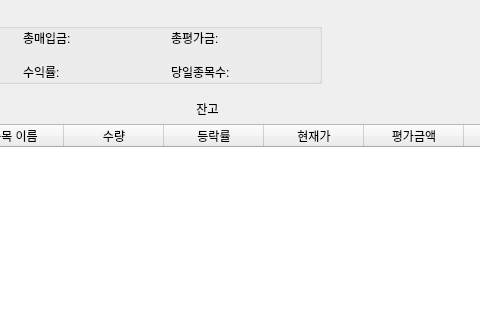
This is GUI/balance_win.ui in Fvesta/autotrading2 as Qt 5 draws it before an edit; both pictures show x 146 to 626 and y 0 to 320 of the 1400 by 750 pixel window. The edited form follows.
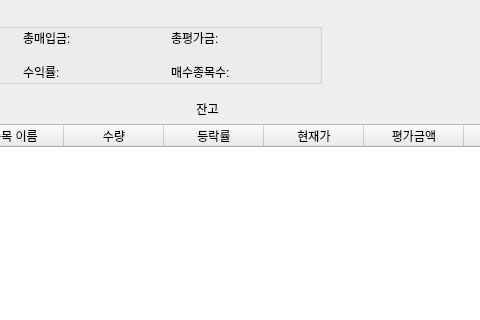
This is the edited form.

```diff
--- a/GUI/balance_win.ui
+++ b/GUI/balance_win.ui
@@ -104,7 +104,7 @@
               <item row="1" column="2">
                <widget class="QLabel" name="today_stock_label">
                 <property name="text">
-                 <string>당일종목수:</string>
+                 <string>매수종목수:</string>
                 </property>
                </widget>
               </item>
```
